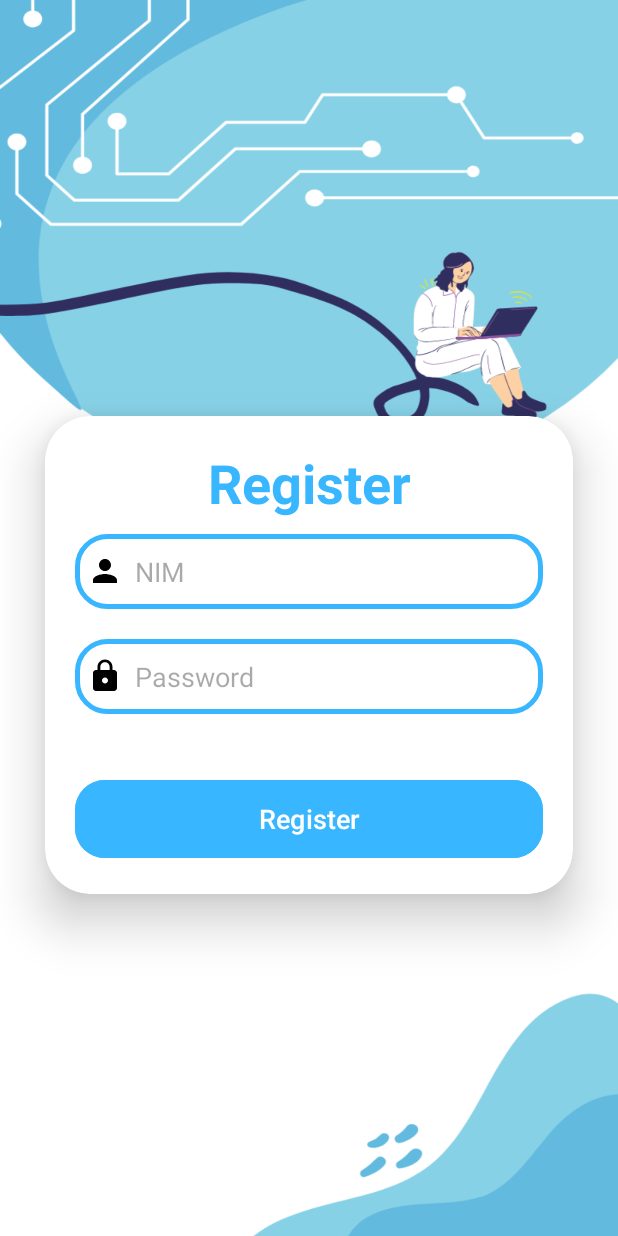
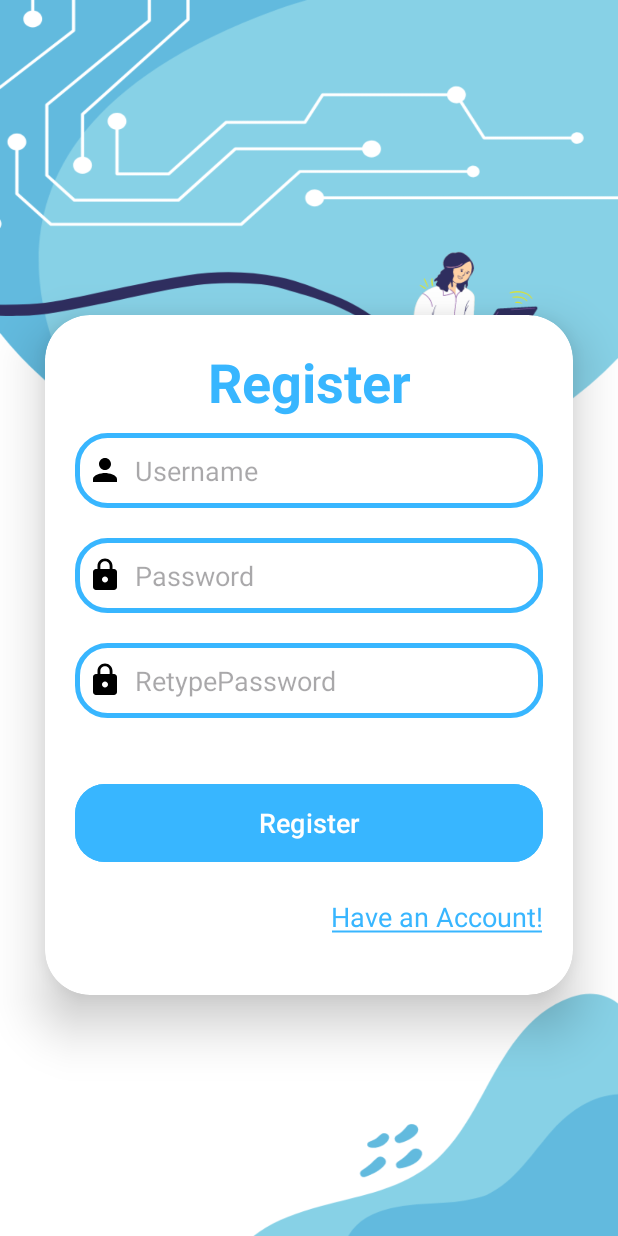
Before and after one commit to kevinalgazali1/KevInsight, an Android app: the RegisterActivity screen opened directly, with no data from a screen before it, on a phone screen of 412 x 824 dp. Run offline under Robolectric (Android 15) with nearby library versions, the phone set to English and light mode, and no system bars.

Commit message:
feat: Menambahkan Database untuk user Login Register

```diff
--- a/KevInsight/app/src/main/AndroidManifest.xml
+++ b/KevInsight/app/src/main/AndroidManifest.xml
@@ -1,14 +1,16 @@
 <?xml version="1.0" encoding="utf-8"?>
 <manifest xmlns:android="http://schemas.android.com/apk/res/android"
     xmlns:tools="http://schemas.android.com/tools">
+
+    <uses-permission android:name="android.permission.INTERNET"/>
 
     <application
         android:allowBackup="true"
         android:dataExtractionRules="@xml/data_extraction_rules"
         android:fullBackupContent="@xml/backup_rules"
-        android:icon="@mipmap/ic_launcher"
+        android:icon="@drawable/logo_kevinsight__2_"
         android:label="@string/app_name"
-        android:roundIcon="@mipmap/ic_launcher_round"
+        android:roundIcon="@drawable/logo_kevinsight__2_"
         android:supportsRtl="true"
         android:theme="@style/Theme.KevInsight"
         tools:targetApi="31">
--- a/KevInsight/app/src/main/java/com/example/kevinsight/RegisterActivity.java
+++ b/KevInsight/app/src/main/java/com/example/kevinsight/RegisterActivity.java
@@ -1,19 +1,68 @@
 package com.example.kevinsight;
 
+import android.content.Intent;
 import android.os.Bundle;
+import android.view.View;
+import android.widget.Button;
+import android.widget.TextView;
+import android.widget.Toast;
 
-import androidx.activity.EdgeToEdge;
 import androidx.appcompat.app.AppCompatActivity;
-import androidx.core.graphics.Insets;
-import androidx.core.view.ViewCompat;
-import androidx.core.view.WindowInsetsCompat;
+
+import com.example.kevinsight.Sqlite.DatabaseHelper;
+import com.google.android.material.textfield.TextInputEditText;
 
 public class RegisterActivity extends AppCompatActivity {
+
+    DatabaseHelper dbHelper;
 
     @Override
     protected void onCreate(Bundle savedInstanceState) {
         super.onCreate(savedInstanceState);
-        EdgeToEdge.enable(this);
         setContentView(R.layout.activity_register);
+
+        dbHelper = new DatabaseHelper(this); // Inisialisasi dbHelper
+
+        TextInputEditText regUsernameInput = findViewById(R.id.username2);
+        TextInputEditText regPassInput = findViewById(R.id.password2);
+        TextInputEditText regRetypePassInput = findViewById(R.id.password3);
+        Button buttonReg = findViewById(R.id.btnRegister);
+        TextView tvLog = findViewById(R.id.login);
+
+        buttonReg.setOnClickListener(new View.OnClickListener() {
+            @Override
+            public void onClick(View v) {
+                String username = regUsernameInput.getText().toString().trim();
+                String pass = regPassInput.getText().toString().trim();
+                String rePass = regRetypePassInput.getText().toString().trim();
+
+                if (username.isEmpty() || pass.isEmpty() || rePass.isEmpty()) {
+                    Toast.makeText(RegisterActivity.this, "Please fill all the fields", Toast.LENGTH_SHORT).show();
+                } else {
+                    if (pass.equals(rePass)) {
+                        if (dbHelper.checkUsername(username)) {
+                            Toast.makeText(RegisterActivity.this, "Username already exists", Toast.LENGTH_SHORT).show();
+                        } else {
+                            boolean registeredSuccess = dbHelper.insertData(username, pass);
+                            if (registeredSuccess) {
+                                Toast.makeText(RegisterActivity.this, "Registered Successfully", Toast.LENGTH_SHORT).show();
+                                Intent intent = new Intent(RegisterActivity.this, LoginActivity.class);
+                                startActivity(intent);
+                                finish();
+                            } else {
+                                Toast.makeText(RegisterActivity.this, "Registration Failed", Toast.LENGTH_SHORT).show();
+                            }
+                        }
+                    } else {
+                        Toast.makeText(RegisterActivity.this, "Passwords do not match", Toast.LENGTH_SHORT).show();
+                    }
+                }
+            }
+        });
+
+        tvLog.setOnClickListener(v -> {
+            Intent intent = new Intent(RegisterActivity.this, LoginActivity.class);
+            startActivity(intent);
+        });
     }
 }
--- a/KevInsight/app/src/main/res/layout/activity_register.xml
+++ b/KevInsight/app/src/main/res/layout/activity_register.xml
@@ -39,14 +39,14 @@
                 android:textStyle="bold" />
 
             <com.google.android.material.textfield.TextInputEditText
-                android:id="@+id/nim2"
+                android:id="@+id/username2"
                 android:layout_width="match_parent"
                 android:layout_height="50dp"
                 android:layout_marginVertical="10dp"
                 android:background="@drawable/custom_et"
                 android:drawableLeft="@drawable/person"
                 android:drawablePadding="8dp"
-                android:hint="NIM"
+                android:hint="Username"
                 android:padding="8dp"
                 android:textColor="@color/black" />
 
@@ -63,6 +63,19 @@
                 android:padding="8dp"
                 android:textColor="@color/black" />
 
+            <com.google.android.material.textfield.TextInputEditText
+                android:id="@+id/password3"
+                android:layout_width="match_parent"
+                android:layout_height="50dp"
+                android:layout_marginVertical="10dp"
+                android:background="@drawable/custom_et"
+                android:drawableLeft="@drawable/lock"
+                android:drawablePadding="8dp"
+                android:hint="RetypePassword"
+                android:inputType="textPassword"
+                android:padding="8dp"
+                android:textColor="@color/black" />
+
             <com.google.android.material.button.MaterialButton
                 android:id="@+id/btnRegister"
                 android:layout_width="match_parent"
@@ -73,6 +86,17 @@
                 android:textSize="18sp"
                 app:cornerRadius="20dp" />
 
+            <TextView
+                android:id="@+id/login"
+                android:layout_width="wrap_content"
+                android:layout_height="wrap_content"
+                android:layout_gravity="right"
+                android:layout_marginTop="20dp"
+                android:background="@drawable/underline"
+                android:text="Have an Account!"
+                android:textColor="@color/primary"
+                android:textSize="18sp" />
+
         </LinearLayout>
 
     </androidx.cardview.widget.CardView>
```
Also changed, not shown: KevInsight/app/src/main/java/com/example/kevinsight/LoginActivity.java (+43 -5 lines), KevInsight/app/src/main/java/com/example/kevinsight/Model/UserModel.java (added, +36 -0 lines), KevInsight/app/src/main/java/com/example/kevinsight/Sqlite/DatabaseHelper.java (added, +64 -0 lines), KevInsight/app/src/main/res/layout/activity_login.xml (+4 -4 lines).
